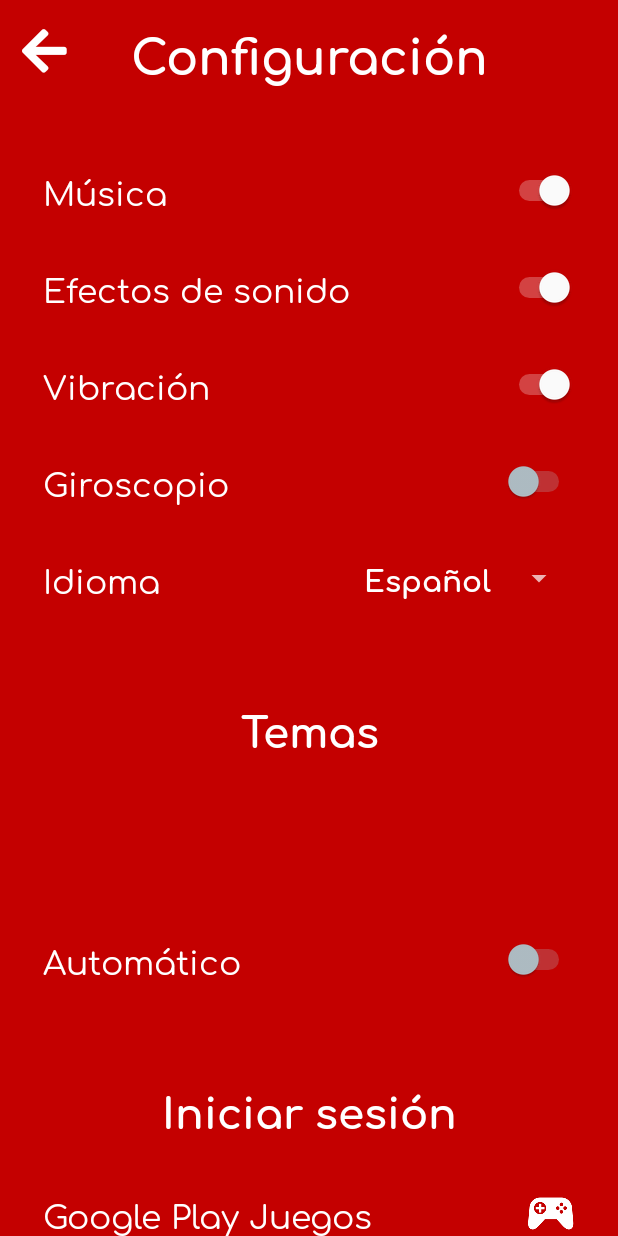
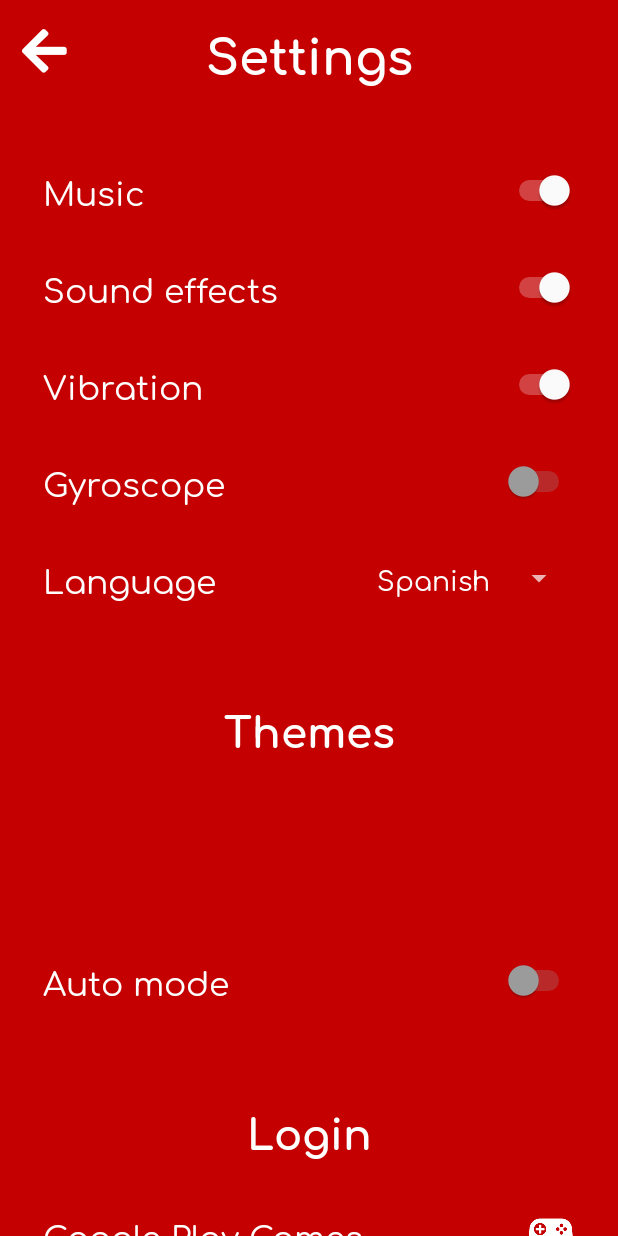
Before and after one commit to carvaofficial/Untitled_Endless_Game, an Android app: the SettingsActivity screen opened directly, with no data from a screen before it, on a phone screen of 412 x 824 dp. Run offline under Robolectric (Android 15) with nearby library versions, the phone set to English and light mode, and no system bars.

Commit message:
Commit 30/01/2020 - 00:50: - Mejora del funcionamiento de la actividad Settings. - Solucionado problema de dibujo en la clase GameModeScene, tambien se han creado diferentes intents a otras actividades. - Creada la actividad Game1Activity con su respectivo SurfaceView (serán las clases del primer juego) - Implementado tres nuevos idiomas (Español, Inglés, Francés) usando el recurso string.xml - Implementación de música y efectos de sonido en proceso - Implementación de servicios de Google en proceso - Implementación de selección de temas denrtro de Settings en proceso

```diff
--- a/app/src/main/AndroidManifest.xml
+++ b/app/src/main/AndroidManifest.xml
@@ -9,7 +9,8 @@
         android:roundIcon="@mipmap/ic_launcher_round"
         android:supportsRtl="true"
         android:theme="@style/Theme.AppCompat.NoActionBar">
-        <activity android:name=".Tutorials.TutorialGameMode2"></activity>
+        <activity android:name=".Games.Game1Activity"></activity>
+        <activity android:name=".Tutorials.TutorialGameMode2" />
         <activity android:name=".Tutorials.TutorialGameMode1" />
         <activity android:name=".Scenes.SettingsActivity" />
         <activity android:name=".MainActivity">
--- a/app/src/main/java/com/example/untitledendlessgame/Scenes/Scene.java
+++ b/app/src/main/java/com/example/untitledendlessgame/Scenes/Scene.java
@@ -32,6 +32,7 @@ public class Scene {
         this.context = context;
         this.orientation = orientation;
         this.util = new Utilities(this.context, this.screenWidth, this.screenHeight);
+
         //Inicialización booleanas Settings
         preferences = context.getSharedPreferences("Settings", Context.MODE_PRIVATE);
         this.music = preferences.getBoolean("Music", true);
--- a/app/src/main/java/com/example/untitledendlessgame/Scenes/SettingsActivity.java
+++ b/app/src/main/java/com/example/untitledendlessgame/Scenes/SettingsActivity.java
@@ -7,6 +7,7 @@ import com.example.untitledendlessgame.*;
 
 import android.content.Context;
 import android.content.Intent;
+import android.content.res.Configuration;
 import android.graphics.Color;
 import android.graphics.Typeface;
 import android.os.Build;
@@ -17,17 +18,21 @@ import android.view.WindowManager;
 import android.widget.AdapterView;
 import android.widget.ArrayAdapter;
 import android.widget.Button;
+import android.widget.CompoundButton;
 import android.widget.ImageButton;
+import android.widget.ImageView;
 import android.widget.Spinner;
 import android.widget.Switch;
 import android.widget.TextView;
+import android.widget.Toast;
 
 import java.util.Locale;
 
 import static com.example.untitledendlessgame.Utilities.editor;
 import static com.example.untitledendlessgame.Utilities.preferences;
 
-//TODO setOnChecked de los switches para ajustar todos los valores al momento (sonido. musica, etc.)
+//TODO pendiente hacer clicables los ImageView, crear sus apartados en SharedPreferences e insertar
+// sus respectivas imágenes
 public class SettingsActivity extends AppCompatActivity {
     View decorationView;
     Intent intent;
@@ -35,9 +40,11 @@ public class SettingsActivity extends AppCompatActivity {
     ImageButton btnPlayGames;
     Switch swMusic, swEffects, swVibration, swGyroscope, swThemeAuto;
     Spinner spinnerLang;
-    int langSelected;
+    ImageView theme1, theme2;
     Utilities util;
     Typeface font;
+    Locale language;
+    int langSelected;
 
     @Override
     protected void onCreate(Bundle savedInstanceState) {
@@ -53,8 +60,6 @@ public class SettingsActivity extends AppCompatActivity {
         util = new Utilities(this);
         intent = new Intent();
         preferences = getSharedPreferences("Settings", Context.MODE_PRIVATE);
-        final String[] language = getResources().getStringArray(R.array.language);
-        ArrayAdapter<String> adapter = new ArrayAdapter<>(this, android.R.layout.simple_spinner_dropdown_item, language);
 
         //Inicialización componentes
         btnBack = findViewById(R.id.btnBack);
@@ -64,7 +69,9 @@ public class SettingsActivity extends AppCompatActivity {
         swVibration = findViewById(R.id.swVibration);
         swGyroscope = findViewById(R.id.swGyroscope);
         swThemeAuto = findViewById(R.id.swThemeAuto);
-        spinnerLang = findViewById(R.id.spinnerLang);
+        theme1 = findViewById(R.id.theme1);
+        theme2 = findViewById(R.id.theme2);
+        typefacedSpinner();
 
         //Propiedades componentes
         swMusic.setChecked(preferences.getBoolean("Music", true));
@@ -72,8 +79,6 @@ public class SettingsActivity extends AppCompatActivity {
         swVibration.setChecked(preferences.getBoolean("Vibration", true));
         swGyroscope.setChecked(preferences.getBoolean("Gyroscope", false));
         swThemeAuto.setChecked(preferences.getBoolean("ThemeAuto", false));
-        spinnerLang.setAdapter(adapter);
-        spinner2meth();
         spinnerLang.setSelection(preferences.getInt("Language", 0));
         Log.i("Lang", "onCreate: " + Locale.getDefault().getDisplayLanguage());
 
@@ -88,55 +93,76 @@ public class SettingsActivity extends AppCompatActivity {
             @Override
             public void onClick(View v) {
                 AlertDialog.Builder noService = new AlertDialog.Builder(SettingsActivity.this);
-                noService.setTitle("Servicio no disponible");
-                noService.setMessage("Servicios de Google no disponible temporalmente");
-                noService.setNeutralButton("Aceptar", null);
+                noService.setTitle(getString(R.string.service_not_avaliable));
+                noService.setMessage(getString(R.string.gservice_not_avaliable));
+                noService.setNeutralButton(getString(R.string.accept), null);
                 noService.show();
             }
         });
         spinnerLang.setOnItemSelectedListener(new AdapterView.OnItemSelectedListener() {
             @Override
             public void onItemSelected(AdapterView<?> parent, View view, int position, long id) {
+                switch (position) {
+                    case 0:
+                        language = new Locale("es", "ES");
+                        break;
+                    case 1:
+                        language = new Locale("en", "EN");
+                        break;
+                    case 2:
+                        language = new Locale("fr", "FR");
+                        break;
+                }
                 langSelected = position;
-
+                Locale.setDefault(language);
+                Configuration config = new Configuration();
+                config.setLocale(language);
+                getBaseContext().getResources().updateConfiguration(config, getBaseContext().
+                        getResources().getDisplayMetrics());
+                //TODO preguntar a Javi como refrescar la actividad después del cambio de idioma.
+                // la función de abajo refresca, pero se ejecuta constantemente.
+//                recreate();
             }
 
             @Override
             public void onNothingSelected(AdapterView<?> parent) {
             }
         });
+        swMusic.setOnCheckedChangeListener(new CompoundButton.OnCheckedChangeListener() {
+            @Override
+            public void onCheckedChanged(CompoundButton buttonView, boolean isChecked) {
+                if (isChecked) {
+                    util.gameMusic.start();
+                } else {
+                    if (util.gameMusic.isPlaying()) util.gameMusic.stop();
+                }
+            }
+        });
+        swEffects.setOnCheckedChangeListener(new CompoundButton.OnCheckedChangeListener() {
+            @Override
+            public void onCheckedChanged(CompoundButton buttonView, boolean isChecked) {
 
-    }
+            }
+        });
+        swVibration.setOnCheckedChangeListener(new CompoundButton.OnCheckedChangeListener() {
+            @Override
+            public void onCheckedChanged(CompoundButton buttonView, boolean isChecked) {
 
-    //TODO mejorar esta función del Spinner (permite personalizar la fuente)
-    public void spinner2meth() {
-        Spinner mySpinner = findViewById(R.id.spinnerLang);
-        final String[] language = getResources().getStringArray(R.array.language);
-        ArrayAdapter<String> adapter1 = new ArrayAdapter<String>(this, android.R.layout.simple_spinner_dropdown_item, language) {
-            public View getView(int position, View convertView, android.view.ViewGroup parent) {
-                if (Build.VERSION.SDK_INT >= Build.VERSION_CODES.O) {
-                    font = getResources().getFont(R.font.comfortaa_bold);
-                } else {
-                    font = Typeface.createFromAsset(getAssets(), "fonts/comfortaa-regular.ttf");
-                }
+            }
+        });
+        swGyroscope.setOnCheckedChangeListener(new CompoundButton.OnCheckedChangeListener() {
+            @Override
+            public void onCheckedChanged(CompoundButton buttonView, boolean isChecked) {
 
-                TextView v = (TextView) super.getView(position, convertView, parent);
-                v.setTypeface(font);
-                v.setTextColor(Color.WHITE);
-                v.setTextSize(20);
-                return v;
             }
-
-            public View getDropDownView(int position, View convertView, android.view.ViewGroup parent) {
-                TextView v = (TextView) super.getView(position, convertView, parent);
-                v.setTypeface(font);
-                v.setTextColor(Color.WHITE);
-                v.setTextSize(20);
-                return v;
+        });
+        swThemeAuto.setOnClickListener(new View.OnClickListener() {
+            @Override
+            public void onClick(View v) {
+                swThemeAuto.setChecked(false);
+                Toast.makeText(SettingsActivity.this, getString(R.string.theme_auto_disabled), Toast.LENGTH_SHORT).show();
             }
-        };
-        adapter1.setDropDownViewResource(android.R.layout.simple_spinner_dropdown_item);
-        mySpinner.setAdapter(adapter1);
+        });
     }
 
     @Override
@@ -161,4 +187,34 @@ public class SettingsActivity extends AppCompatActivity {
         finish();
         overridePendingTransition(0, 0);
     }
+
+    public void typefacedSpinner() {
+        spinnerLang = findViewById(R.id.spinnerLang);
+        final String[] languages = getResources().getStringArray(R.array.languages);
+        ArrayAdapter<String> adapter = new ArrayAdapter<String>(this, android.R.layout.simple_spinner_dropdown_item, languages) {
+            public View getView(int position, View convertView, android.view.ViewGroup parent) {
+                if (Build.VERSION.SDK_INT >= Build.VERSION_CODES.O) {
+                    font = getResources().getFont(R.font.comfortaa_regular);
+                } else {
+                    font = Typeface.createFromAsset(getAssets(), "fonts/comfortaa-regular.ttf");
+                }
+
+                TextView v = (TextView) super.getView(position, convertView, parent);
+                v.setTypeface(font);
+                v.setTextColor(Color.WHITE);
+                v.setTextSize(18);
+                return v;
+            }
+
+            public View getDropDownView(int position, View convertView, android.view.ViewGroup parent) {
+                TextView v = (TextView) super.getView(position, convertView, parent);
+                v.setTypeface(font);
+                v.setTextColor(Color.WHITE);
+                v.setTextSize(18);
+                return v;
+            }
+        };
+        adapter.setDropDownViewResource(android.R.layout.simple_spinner_dropdown_item);
+        spinnerLang.setAdapter(adapter);
+    }
 }
--- a/app/src/main/res/layout/activity_settings.xml
+++ b/app/src/main/res/layout/activity_settings.xml
@@ -29,7 +29,7 @@
         android:layout_width="0dp"
         android:layout_height="wrap_content"
         android:fontFamily="@font/comfortaa_bold"
-        android:text="Configuración"
+        android:text="@string/settings"
         android:textAlignment="center"
         android:textColor="#FFFFFF"
         android:textSize="32sp"
@@ -85,7 +85,7 @@
                 android:layout_height="wrap_content"
                 android:layout_marginTop="30dp"
                 android:fontFamily="@font/comfortaa_regular"
-                android:text="Música"
+                android:text="@string/music"
                 android:textColor="#FFFFFF"
                 android:textSize="22sp"
                 app:layout_constraintEnd_toStartOf="@+id/guideline2"
@@ -99,7 +99,7 @@
                 android:layout_height="wrap_content"
                 android:layout_marginTop="30dp"
                 android:fontFamily="@font/comfortaa_regular"
-                android:text="Efectos de sonido"
+                android:text="@string/sound_effects"
                 android:textColor="#FFFFFF"
                 android:textSize="22sp"
                 app:layout_constraintEnd_toStartOf="@+id/guideline2"
@@ -113,7 +113,7 @@
                 android:layout_height="wrap_content"
                 android:layout_marginTop="30dp"
                 android:fontFamily="@font/comfortaa_regular"
-                android:text="Vibración"
+                android:text="@string/vibration"
                 android:textColor="#FFFFFF"
                 android:textSize="22sp"
                 app:layout_constraintEnd_toStartOf="@+id/guideline2"
@@ -127,7 +127,7 @@
                 android:layout_height="wrap_content"
                 android:layout_marginTop="30dp"
                 android:fontFamily="@font/comfortaa_regular"
-                android:text="Giroscopio"
+                android:text="@string/gyroscope"
                 android:textColor="#FFFFFF"
                 android:textSize="22sp"
                 app:layout_constraintEnd_toStartOf="@+id/guideline2"
@@ -141,7 +141,7 @@
                 android:layout_height="wrap_content"
                 android:layout_marginTop="30dp"
                 android:fontFamily="@font/comfortaa_regular"
-                android:text="Idioma"
+                android:text="@string/language"
                 android:textColor="#FFFFFF"
                 android:textSize="22sp"
                 app:layout_constraintEnd_toStartOf="@+id/guideline2"
@@ -155,7 +155,7 @@
                 android:layout_height="wrap_content"
                 android:layout_marginTop="60dp"
                 android:fontFamily="@font/comfortaa_bold"
-                android:text="Temas"
+                android:text="@string/themes"
                 android:textAlignment="center"
                 android:textColor="#FFFFFF"
                 android:textSize="28sp"
@@ -169,27 +169,27 @@
                 android:layout_width="0dp"
                 android:layout_height="wrap_content"
                 android:fontFamily="@font/comfortaa_regular"
-                android:text="Dia"
+                android:text="@string/day"
                 android:textAlignment="center"
                 android:textColor="#FFFFFF"
-                android:textSize="14sp"
-                app:layout_constraintEnd_toEndOf="@+id/Theme1"
+                android:textSize="18sp"
+                app:layout_constraintEnd_toEndOf="@+id/theme1"
                 app:layout_constraintStart_toStartOf="@+id/guideline"
-                app:layout_constraintTop_toBottomOf="@+id/Theme1" />
+                app:layout_constraintTop_toBottomOf="@+id/theme1" />
 
             <TextView
                 android:id="@+id/tvThemeNight"
                 android:layout_width="0dp"
                 android:layout_height="wrap_content"
                 android:fontFamily="@font/comfortaa_regular"
-                android:text="Noche"
+                android:text="@string/night"
                 android:textAlignment="center"
                 android:textColor="#FFFFFF"
-                android:textSize="14sp"
+                android:textSize="18sp"
                 app:layout_constraintEnd_toStartOf="@+id/guideline2"
                 app:layout_constraintHorizontal_bias="1.0"
-                app:layout_constraintStart_toStartOf="@+id/Theme2"
-                app:layout_constraintTop_toBottomOf="@+id/Theme2" />
+                app:layout_constraintStart_toStartOf="@+id/theme2"
+                app:layout_constraintTop_toBottomOf="@+id/theme2" />
 
             <TextView
                 android:id="@+id/tvThemeAuto"
@@ -197,7 +197,7 @@
                 android:layout_height="wrap_content"
                 android:layout_marginTop="30dp"
                 android:fontFamily="@font/comfortaa_regular"
-                android:text="Automático"
+                android:text="@string/theme_auto"
                 android:textColor="#FFFFFF"
                 android:textSize="22sp"
                 app:layout_constraintEnd_toStartOf="@+id/guideline2"
@@ -211,7 +211,7 @@
                 android:layout_height="wrap_content"
                 android:layout_marginTop="60dp"
                 android:fontFamily="@font/comfortaa_bold"
-                android:text="Iniciar sesión"
+                android:text="@string/login"
                 android:textAlignment="center"
                 android:textColor="#FFFFFF"
                 android:textSize="28sp"
@@ -227,7 +227,7 @@
                 android:layout_marginTop="30dp"
                 android:layout_marginBottom="30dp"
                 android:fontFamily="@font/comfortaa_regular"
-                android:text="Google Play Juegos"
+                android:text="@string/google_play_games"
                 android:textColor="#FFFFFF"
                 android:textSize="22sp"
                 app:layout_constraintBottom_toBottomOf="parent"
@@ -293,10 +293,11 @@
                 app:layout_constraintTop_toTopOf="@+id/tvLang" />
 
             <ImageView
-                android:id="@+id/Theme1"
+                android:id="@+id/theme1"
                 android:layout_width="wrap_content"
                 android:layout_height="wrap_content"
                 android:layout_marginTop="30dp"
+                android:contentDescription="@string/day"
                 app:layout_constraintEnd_toStartOf="@+id/guideline2"
                 app:layout_constraintHorizontal_bias="0.0"
                 app:layout_constraintStart_toStartOf="@+id/guideline"
@@ -304,12 +305,13 @@
                 tools:srcCompat="@tools:sample/avatars" />
 
             <ImageView
-                android:id="@+id/Theme2"
+                android:id="@+id/theme2"
                 android:layout_width="wrap_content"
                 android:layout_height="wrap_content"
-                app:layout_constraintBottom_toBottomOf="@+id/Theme1"
+                android:contentDescription="@string/night"
+                app:layout_constraintBottom_toBottomOf="@+id/theme1"
                 app:layout_constraintEnd_toStartOf="@+id/guideline2"
-                app:layout_constraintTop_toTopOf="@+id/Theme1"
+                app:layout_constraintTop_toTopOf="@+id/theme1"
                 tools:srcCompat="@tools:sample/avatars" />
 
             <ImageButton
@@ -317,6 +319,7 @@
                 android:layout_width="wrap_content"
                 android:layout_height="wrap_content"
                 android:background="#00FFFFFF"
+                android:contentDescription="@string/google_play_games"
                 android:src="@drawable/ic_games_controller_white"
                 app:layout_constraintBottom_toBottomOf="@+id/tvPlayGames"
                 app:layout_constraintEnd_toStartOf="@+id/guideline2"
--- a/app/src/main/res/values/colors.xml
+++ b/app/src/main/res/values/colors.xml
@@ -4,6 +4,6 @@
     <color name="colorPrimaryDark">#00574B</color>
     <color name="colorAccent">#D81B60</color>
     <color name="backgorund">#C40000</color>
-    <color name="grey">#B0BEC5</color>
+    <color name="grey">#9E9E9E</color>
     <color name="white">#FFFFFF</color>
 </resources>
--- a/app/src/main/res/values/strings.xml
+++ b/app/src/main/res/values/strings.xml
@@ -1,12 +1,50 @@
 <resources>
-    <string name="app_name">Untitled Endless Game</string>
+    <string name="app_name" translatable="false">Untitled Endless Game</string>
     <string name="icon_config" translatable="false">&#xf013;</string>
     <string name="icon_achievments" translatable="false">&#xf5a2;</string>
     <string name="icon_markers" translatable="false">&#xf091;</string>
     <string name="icon_back" translatable="false">&#xf060;</string>
-    <string-array name="language">
-        <item>Español</item>
-        <item>Inglés</item>
-        <item>Francés</item>
+    <string-array name="languages">
+        <item>@string/lang_sp</item>
+        <item>@string/lang_en</item>
+        <item>@string/lang_fr</item>
     </string-array>
+    <string name="watch_tutorial">Watch tutorial</string>
+    <string name="start">Start</string>
+    <string name="gamemode2">Going up and up</string>
+    <string name="select_gamemode">Select game mode</string>
+    <string name="play">Play</string>
+    <string name="tutorial">Tutorial</string>
+    <string name="credits">Credits</string>
+    <string name="untitled" translatable="false">Untitled</string>
+    <string name="endless" translatable="false">Endless</string>
+    <string name="game" translatable="false">Game</string>
+    <string name="settings">Settings</string>
+    <string name="music">Music</string>
+    <string name="sound_effects">Sound effects</string>
+    <string name="vibration">Vibration</string>
+    <string name="gyroscope">Gyroscope</string>
+    <string name="language">Language</string>
+    <string name="themes">Themes</string>
+    <string name="theme_auto">Auto mode</string>
+    <string name="day">Day</string>
+    <string name="night">Night</string>
+    <string name="google_play_games">Google Play Games</string>
+    <string name="login">Login</string>
+    <string name="theme_auto_disabled">Auto mode is not available.</string>
+    <string name="gamemode1">Jumpin\' boxes</string>
+    <string name="lang_sp">Spanish</string>
+    <string name="lang_en">English</string>
+    <string name="lang_fr">French</string>
+    <string name="service_not_avaliable">Service not avaliable</string>
+    <string name="gservice_not_avaliable">Google Services not temporarily available</string>
+    <string name="accept">Accept</string>
+    <string name="welcome_excl">¡Welcome!</string>
+    <string name="welcome_txt">It seems that there\'s a new player. Do you want to see a learning tutorial?</string>
+    <string name="welcome_no">No, thanks</string>
+    <string name="welcome_yes">Yes, it would be fine</string>
+    <string name="exit_game">Exit game</string>
+    <string name="exit_game_question">Are you sure you want to leave?</string>
+    <string name="exit_game_no">Come back</string>
+    <string name="exit_game_yes">Exit</string>
 </resources>
```
Also changed, not shown: app/src/main/java/com/example/untitledendlessgame/Games/Game1Activity.java (added, +44 -0 lines), app/src/main/java/com/example/untitledendlessgame/Games/Game1SurfaceView.java (added, +122 -0 lines), app/src/main/java/com/example/untitledendlessgame/MainActivity.java (+8 -10 lines), app/src/main/java/com/example/untitledendlessgame/MenuSurfaceView.java (+6 -8 lines), app/src/main/java/com/example/untitledendlessgame/Scenes/GameModeScene.java (+84 -96 lines), app/src/main/java/com/example/untitledendlessgame/Scenes/MenuScene.java (+5 -4 lines), 2 other files.
